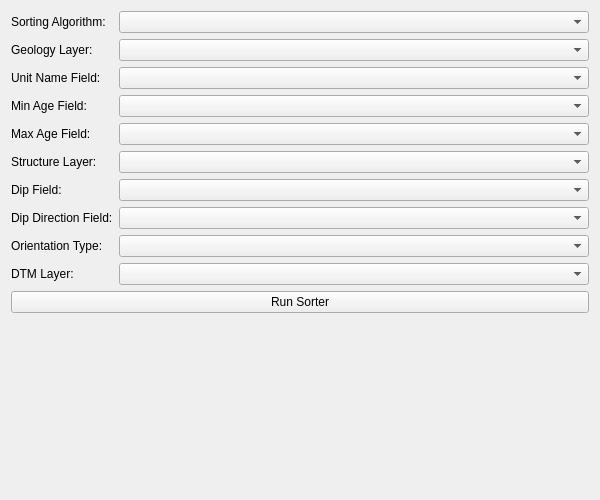
Before: the Qt Designer form loopstructural/gui/map2loop_tools/sorter_widget.ui in Loop3D/plugin_loopstructural, drawn with Qt 5.
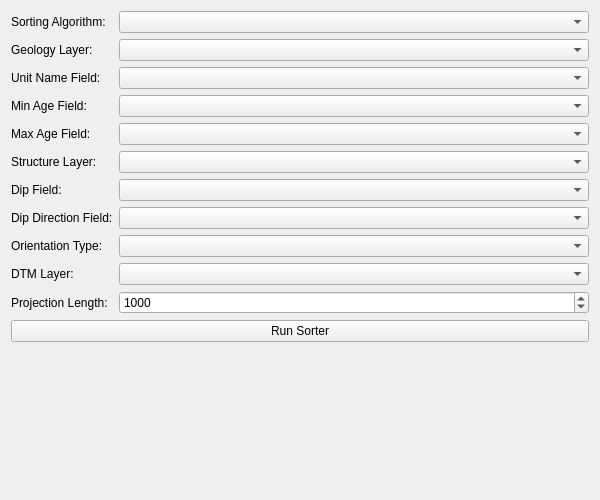
After: the same form once the commit is applied. Custom widgets are drawn as their Qt base class.

Commit message:
fix: give observation projections a UNITNAME geology and a projection length
map2loop's SorterObservationProjections reads the literal 'UNITNAME'
column from the geology data, so a layer with a different unit name
field failed with KeyError: 'UNITNAME'. Rename the unit name field for
the geology that is given to the sorters, and add an 'ID' column to the
structure data when it has none, because the sorter logs row.ID.

Add a projection length setting (default 1000) to the sorter panel and
to sort_stratigraphic_column.

What changed in the file:
```diff
--- a/loopstructural/gui/map2loop_tools/sorter_widget.ui
+++ b/loopstructural/gui/map2loop_tools/sorter_widget.ui
@@ -125,6 +125,35 @@
        </property>
       </widget>
      </item>
+     <item row="10" column="0">
+      <widget class="QLabel" name="projectionLengthLabel">
+       <property name="text">
+        <string>Projection Length:</string>
+       </property>
+      </widget>
+     </item>
+     <item row="10" column="1">
+      <widget class="QDoubleSpinBox" name="projectionLengthSpinBox">
+       <property name="toolTip">
+        <string>Length of the line drawn from each structure point in the dip direction, in map units.</string>
+       </property>
+       <property name="decimals">
+        <number>0</number>
+       </property>
+       <property name="minimum">
+        <double>1.000000000000000</double>
+       </property>
+       <property name="maximum">
+        <double>1000000.000000000000000</double>
+       </property>
+       <property name="singleStep">
+        <double>100.000000000000000</double>
+       </property>
+       <property name="value">
+        <double>1000.000000000000000</double>
+       </property>
+      </widget>
+     </item>
     </layout>
    </item>
    <item>
```
The commit also changes 2 other files.
